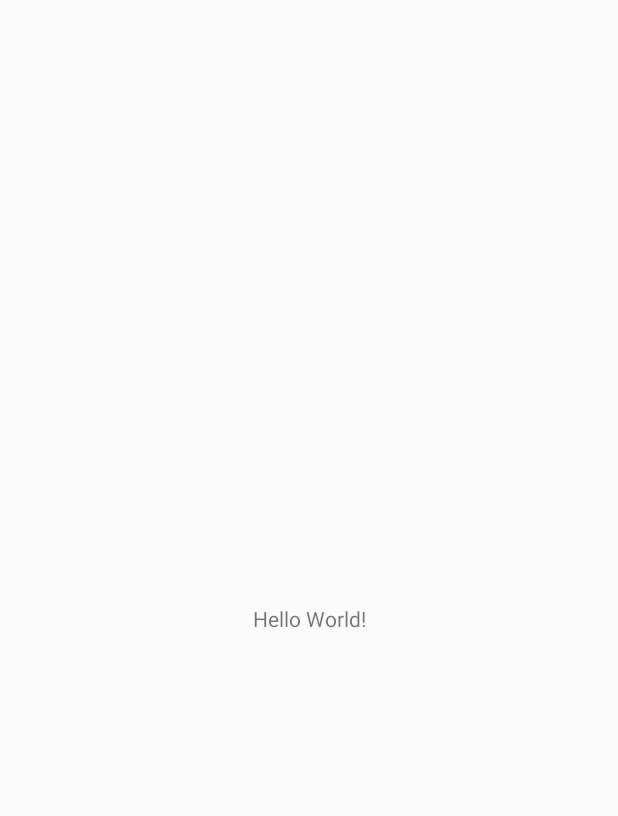
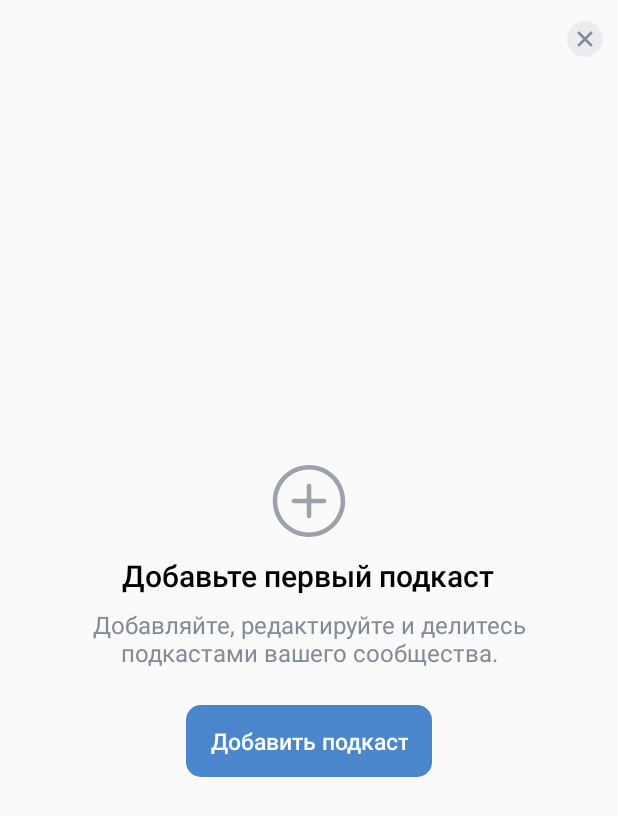
Before and after one commit to Gevorkyan-Narek/HackatonPodcast, an Android app: the screen it shows after launch (MainActivity), on a phone screen of 412 x 824 dp. Before the commit the part shown is almost empty. Shown: the top 816 px of the screen. Run offline under Robolectric (Android 15) with nearby library versions, the phone set to English and light mode, and no system bars.

Commit message:
Добавлена верстка "Добавить подкаст"

```diff
--- /dev/null
+++ b/app/src/main/res/drawable/ic_add.xml
@@ -0,0 +1,9 @@
+<vector xmlns:android="http://schemas.android.com/apk/res/android"
+    android:width="57dp"
+    android:height="56dp"
+    android:viewportWidth="57"
+    android:viewportHeight="56">
+  <path
+      android:pathData="M28.5,4C41.7548,4 52.5,14.7452 52.5,28C52.5,41.2548 41.7548,52 28.5,52C15.2452,52 4.5,41.2548 4.5,28C4.5,14.7452 15.2452,4 28.5,4ZM28.5,7C16.902,7 7.5,16.402 7.5,28C7.5,39.598 16.902,49 28.5,49C40.098,49 49.5,39.598 49.5,28C49.5,16.402 40.098,7 28.5,7ZM28.5,16.5C29.3284,16.5 30,17.1716 30,18V26.5H38.5C39.3284,26.5 40,27.1716 40,28C40,28.8284 39.3284,29.5 38.5,29.5H30V38C30,38.8284 29.3284,39.5 28.5,39.5C27.6716,39.5 27,38.8284 27,38V29.5H18.5C17.6716,29.5 17,28.8284 17,28C17,27.1716 17.6716,26.5 18.5,26.5H27V18C27,17.1716 27.6716,16.5 28.5,16.5Z"
+      android:fillColor="#99A2AD"/>
+</vector>
--- a/app/src/main/res/layout/activity_main.xml
+++ b/app/src/main/res/layout/activity_main.xml
@@ -6,13 +6,53 @@
     android:layout_height="match_parent"
     tools:context=".MainActivity">
 
-    <TextView
-        android:layout_width="wrap_content"
-        android:layout_height="wrap_content"
-        android:text="Hello World!"
-        app:layout_constraintBottom_toBottomOf="parent"
-        app:layout_constraintLeft_toLeftOf="parent"
-        app:layout_constraintRight_toRightOf="parent"
-        app:layout_constraintTop_toTopOf="parent" />
+    <ImageButton
+        style="@style/DismissButton"
+        android:layout_width="24dp"
+        android:layout_height="24dp"
+        android:src="@drawable/ic_dismiss"
+        app:layout_constraintEnd_toEndOf="parent"
+        app:layout_constraintTop_toTopOf="parent"
+        tools:ignore="ContentDescription" />
+
+    <LinearLayout
+        android:layout_width="match_parent"
+        android:layout_height="match_parent"
+        android:gravity="center"
+        android:orientation="vertical"
+        app:layout_constraintTop_toTopOf="parent">
+
+        <ImageView
+            android:layout_width="wrap_content"
+            android:layout_height="wrap_content"
+            android:src="@drawable/ic_add"
+            tools:ignore="ContentDescription" />
+
+        <TextView
+            style="@style/MainTextStyle"
+            android:layout_width="wrap_content"
+            android:layout_height="wrap_content"
+            android:layout_marginTop="8dp"
+            android:text="@string/add_first_podcast" />
+
+        <TextView
+            style="@style/SecondaryTextStyle"
+            android:layout_width="wrap_content"
+            android:layout_height="wrap_content"
+            android:layout_marginStart="32dp"
+            android:layout_marginTop="8dp"
+            android:layout_marginEnd="32dp"
+            android:gravity="center"
+            android:text="@string/add_edit_and_share_your_podcast" />
+
+        <Button
+            style="@style/Button"
+            android:layout_width="wrap_content"
+            android:layout_height="wrap_content"
+            android:layout_marginTop="24dp"
+            android:paddingStart="16dp"
+            android:paddingEnd="16dp"
+            android:text="@string/add_podcast" />
+    </LinearLayout>
 
 </androidx.constraintlayout.widget.ConstraintLayout>
--- a/app/src/main/res/values/colors.xml
+++ b/app/src/main/res/values/colors.xml
@@ -4,9 +4,8 @@
     <color name="colorPrimaryDark">#3700B3</color>
     <color name="colorAccent">#3F8AE0</color>
     <color name="separator">#d7d8d9</color>
-    <color name="gray">#6D7885</color>
+    <color name="secondaryTextStyle">#818C99</color>
     <color name="buttonBackground">#F5F5F5</color>
-    <color name="inputTextHint">#818C99</color>
     <color name="inputTextBackground">#F2F3F5</color>
     <color name="inputTextCorner">#d5d6d8</color>
     <color name="buttonDisabled">#b6cfeb</color>
--- a/app/src/main/res/values/strings.xml
+++ b/app/src/main/res/values/strings.xml
@@ -1,3 +1,6 @@
 <resources>
     <string name="app_name">HackatonPodcast</string>
+    <string name="add_first_podcast">Добавьте первый подкаст</string>
+    <string name="add_edit_and_share_your_podcast">Добавляйте, редактируйте и делитесь подкастами вашего сообщества.</string>
+    <string name="add_podcast">Добавить подкаст</string>
 </resources>
--- a/app/src/main/res/values/styles.xml
+++ b/app/src/main/res/values/styles.xml
@@ -36,21 +36,26 @@
         <item name="android:layout_marginTop">12dp</item>
         <item name="android:layout_marginStart">8dp</item>
     </style>
+    <style name="DismissButton" parent="Widget.AppCompat.Button.Borderless">
+        <item name="android:src">@drawable/ic_back_icon</item>
+        <item name="android:layout_marginTop">14dp</item>
+        <item name="android:layout_marginEnd">10dp</item>
+    </style>
 
     <style name="MainTextStyle">
         <item name="android:textColor">@android:color/black</item>
-        <item name="android:textSize">16sp</item>
+        <item name="android:textSize">20sp</item>
         <item name="android:fontFamily">sans-serif-medium</item>
     </style>
 
     <style name="SecondaryTextStyle">
-        <item name="android:textSize">13sp</item>
-        <item name="android:textColor">@color/gray</item>
+        <item name="android:textSize">16sp</item>
+        <item name="android:textColor">@color/secondaryTextStyle</item>
     </style>
 
     <style name="FieldName">
         <item name="android:textSize">14sp</item>
-        <item name="android:textColor">@color/gray</item>
+        <item name="android:textColor">@color/secondaryTextStyle</item>
         <item name="android:layout_marginTop">14dp</item>
         <item name="android:layout_marginStart">12dp</item>
     </style>
```
